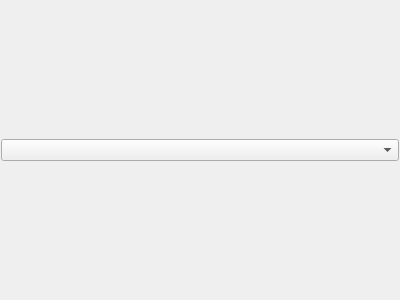
Before: the Qt Designer form src/plugins/poshuku/plugins/wyfv/player.ui in 0xd34df00d/leechcraft, drawn with Qt 5.
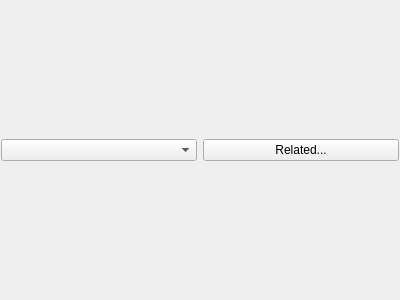
After: the same form once the commit is applied.

Commit message: Poshuku WYFV: related stuff (now animated!)

Diff of the .ui file:
```diff
--- a/src/plugins/poshuku/plugins/wyfv/player.ui
+++ b/src/plugins/poshuku/plugins/wyfv/player.ui
@@ -22,6 +22,19 @@
      <item>
       <widget class="QComboBox" name="Quality_"/>
      </item>
+     <item>
+      <widget class="QPushButton" name="Related_">
+       <property name="text">
+        <string>Related...</string>
+       </property>
+       <property name="checkable">
+        <bool>true</bool>
+       </property>
+       <property name="flat">
+        <bool>false</bool>
+       </property>
+      </widget>
+     </item>
     </layout>
    </item>
   </layout>
```
The commit also changes 8 other files.
